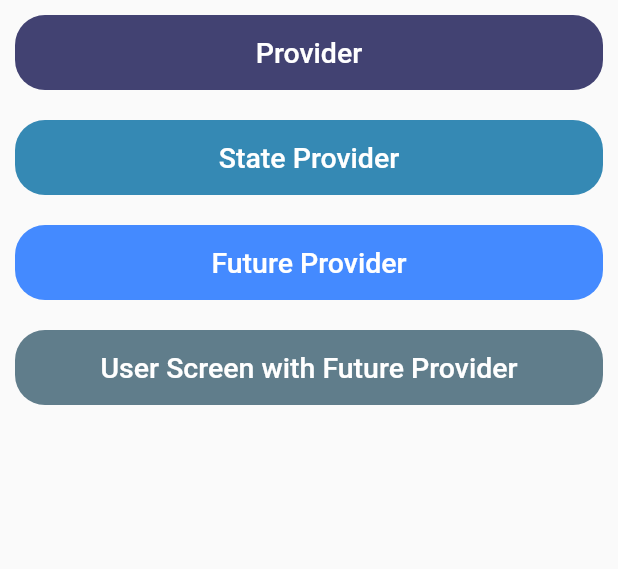
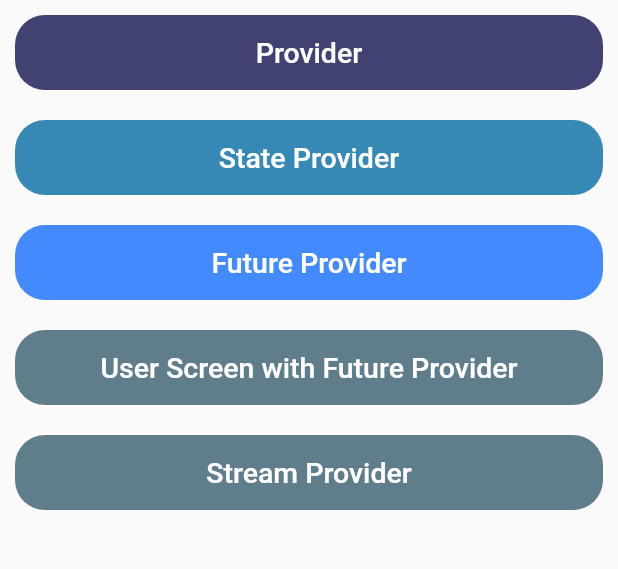
Before and after one commit to banku27/Flutter-Riverpod, a Flutter app: the screen it shows after launch, on a phone screen of 412 x 824 dp, the part 84-653 px from its top. Run offline on Flutter 3.47's test engine with Material 2 defaults, Android fonts, the phone set to English and light mode, and no system bars; our stand-ins replace dio, flutter_riverpod.

Commit message:
home screen

```diff
--- a/lib/screens/home_screen.dart
+++ b/lib/screens/home_screen.dart
@@ -3,6 +3,7 @@ import 'package:flutter/material.dart';
 import 'package:riverpod_flutter/screens/future_provider_screen.dart';
 import 'package:riverpod_flutter/screens/provider_screen.dart';
 import 'package:riverpod_flutter/screens/state_provider_screen.dart';
+import 'package:riverpod_flutter/screens/stream_provider_screen.dart';
 import 'package:riverpod_flutter/screens/user_screen.dart';
 
 class HomeScreen extends StatelessWidget {
@@ -131,6 +132,35 @@ class HomeScreen extends StatelessWidget {
                       ),
                     ),
                   ),
+                  const SizedBox(
+                    height: 20,
+                  ),
+                  Container(
+                    height: 50,
+                    width: 140,
+                    decoration: BoxDecoration(
+                      borderRadius: BorderRadius.circular(20),
+                      color: Colors.blueGrey,
+                    ),
+                    child: TextButton(
+                      onPressed: () {
+                        Navigator.push(
+                          context,
+                          MaterialPageRoute(
+                            builder: (context) =>
+                                const StreamProviderPage(color: Colors.black),
+                          ),
+                        );
+                      },
+                      child: const Text(
+                        'Stream Provider',
+                        style: TextStyle(
+                          fontSize: 19,
+                          color: Colors.white,
+                        ),
+                      ),
+                    ),
+                  ),
                 ],
               ),
             ),
```
